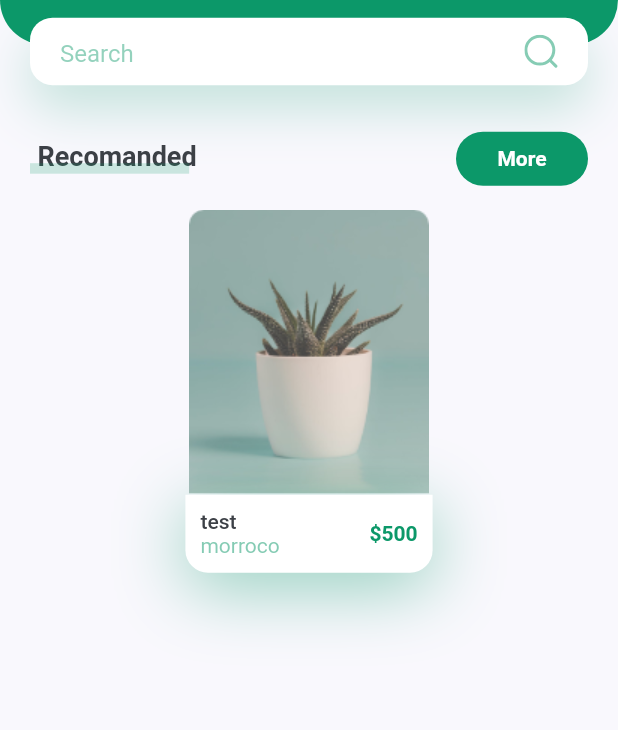
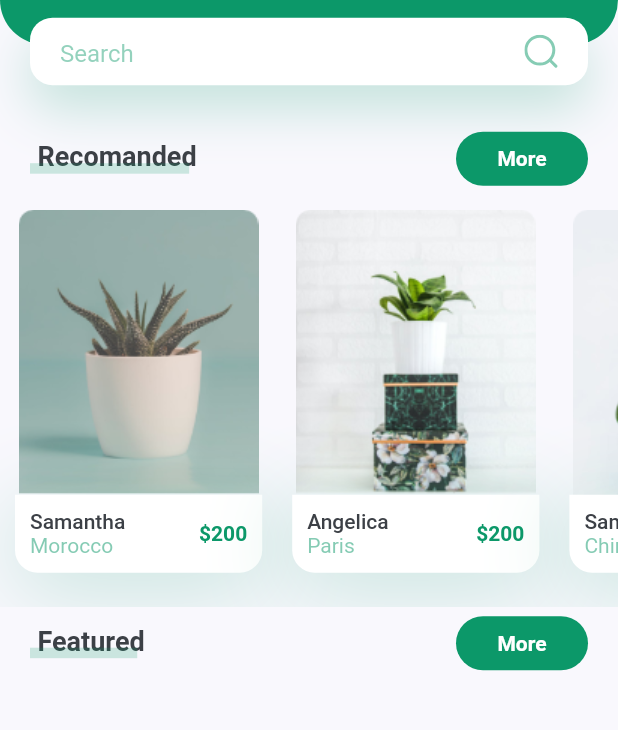
Before and after one commit to LaghroubiMohamed/Flutter-Plant-App-UI-, a Flutter app: the screen it shows after launch, on a phone screen of 412 x 824 dp, the part 246-976 px from its top. Run offline on Flutter 3.47's test engine with Material 2 defaults, Android fonts, the phone set to English and light mode, and no system bars; our stand-ins replace flutter_svg.

Commit message:
finish the listView builder of the Recomanded items

```diff
--- a/lib/Models/recomanded_model.dart
+++ b/lib/Models/recomanded_model.dart
@@ -15,37 +15,19 @@ final List<Recomanded> recomandedd = [
   Recomanded(
     country: 'Morocco',
     image: 'assets/images/image_1.png',
-    plantName: 'Alwevera',
+    plantName: 'Samantha',
     price: 200,
   ),
   Recomanded(
-    country: 'Morocco',
+    country: 'Paris',
     image: 'assets/images/image_2.png',
-    plantName: 'Alwevera',
+    plantName: 'Angelica',
     price: 200,
   ),
   Recomanded(
-    country: 'Morocco',
+    country: 'China',
     image: 'assets/images/image_3.png',
-    plantName: 'Alwevera',
-    price: 200,
-  ),
-  Recomanded(
-    country: 'Morocco',
-    image: 'assets/images/image_1.png',
-    plantName: 'Alwevera',
-    price: 200,
-  ),
-  Recomanded(
-    country: 'Morocco',
-    image: 'assets/images/image_2.png',
-    plantName: 'Alwevera',
-    price: 200,
-  ),
-  Recomanded(
-    country: 'Morocco',
-    image: 'assets/images/image_3.png',
-    plantName: 'Alwevera',
+    plantName: 'Samantha',
     price: 200,
   ),
 ];
--- a/lib/Screens/home/Components/home_body.dart
+++ b/lib/Screens/home/Components/home_body.dart
@@ -1,4 +1,5 @@
 import 'package:flutter/material.dart';
+import 'package:plant_app/Models/recomanded_model.dart';
 import 'package:plant_app/Screens/home/Components/recomanded_list_items.dart';
 import 'package:plant_app/Screens/home/Components/row_with_text_and_botton.dart';
 import 'header_with_seach_box.dart';
@@ -16,24 +17,29 @@ class HomeBody extends StatelessWidget {
             title: "Recomanded",
             onMoreTapped: () {},
           ),
-          // Container(
-          //   height: size.height * 0.4,
-          //   color: Colors.yellow,
-          //   child: ListView.builder(
-          //     scrollDirection: Axis.horizontal,
-          //     itemCount: recomandedd.length,
-          //     itemBuilder: (context, index) {
-          //       return Container();
-          //     },
-          //   ),
-          // ),
-          RecomandedListItems(
-            size: size,
-            image: 'assets/images/image_1.png',
-            planName: 'test',
-            country: 'morroco',
-            price: 500,
-          )
+          Container(
+            height: 275,
+            child: ListView.builder(
+              scrollDirection: Axis.horizontal,
+              itemCount: recomandedd.length,
+              itemBuilder: (context, index) {
+                return RecomandedListItems(
+                  size: size,
+                  image: recomandedd[index].image,
+                  planName: recomandedd[index].plantName,
+                  country: recomandedd[index].country,
+                  price: recomandedd[index].price,
+                );
+              },
+            ),
+          ),
+          RowWithTextAndMoreBotton(
+            title: "Featured",
+            onMoreTapped: () {},
+          ),
+          //Todo! add the deatured listView images
+
+          // Todo! creat the bottom navigation bar
         ],
       ),
     );
--- a/lib/Screens/home/Components/recomanded_list_items.dart
+++ b/lib/Screens/home/Components/recomanded_list_items.dart
@@ -44,8 +44,8 @@ class RecomandedListItems extends StatelessWidget {
               boxShadow: [
                 BoxShadow(
                   offset: Offset(0, 10),
-                  color: kPrimaryColor.withOpacity(0.43),
-                  blurRadius: 40,
+                  color: kPrimaryColor.withOpacity(0.23),
+                  blurRadius: 50,
                 ),
               ],
             ),
--- a/lib/main.dart
+++ b/lib/main.dart
@@ -9,6 +9,7 @@ class MyApp extends StatelessWidget {
   @override
   Widget build(BuildContext context) {
     return MaterialApp(
+      debugShowCheckedModeBanner: false,
       title: 'Plant Store',
       theme: ThemeData(
         scaffoldBackgroundColor: kBackgroundColor,
```
